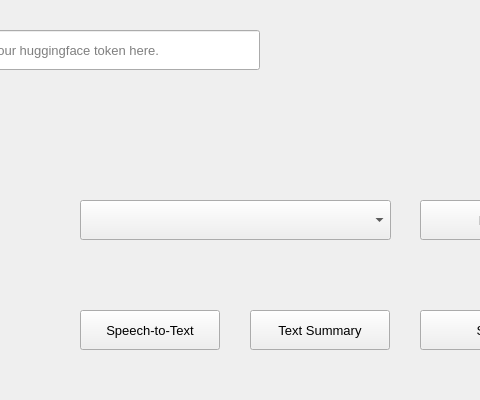
The window that gui/gui.ui (YANG-Haruka/AI-Meeting-Summary-GUI) describes before a commit, drawn with Qt 5; both pictures show x 630 to 1110 and y 320 to 720 of the 1280 by 720 pixel window.
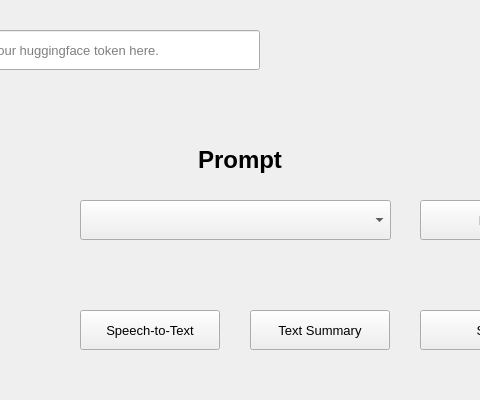
The same window after the commit.

The edit to the form file:
```diff
--- a/gui/gui.ui
+++ b/gui/gui.ui
@@ -427,6 +427,29 @@
        <string>Edit</string>
       </property>
      </widget>
+     <widget class="QLabel" name="sum_model_text_2">
+      <property name="geometry">
+       <rect>
+        <x>770</x>
+        <y>460</y>
+        <width>200</width>
+        <height>40</height>
+       </rect>
+      </property>
+      <property name="font">
+       <font>
+        <pointsize>18</pointsize>
+        <weight>75</weight>
+        <bold>true</bold>
+       </font>
+      </property>
+      <property name="text">
+       <string>Prompt</string>
+      </property>
+      <property name="alignment">
+       <set>Qt::AlignCenter</set>
+      </property>
+     </widget>
     </widget>
     <widget class="QWidget" name="online">
      <widget class="QLabel" name="model_2">
```
